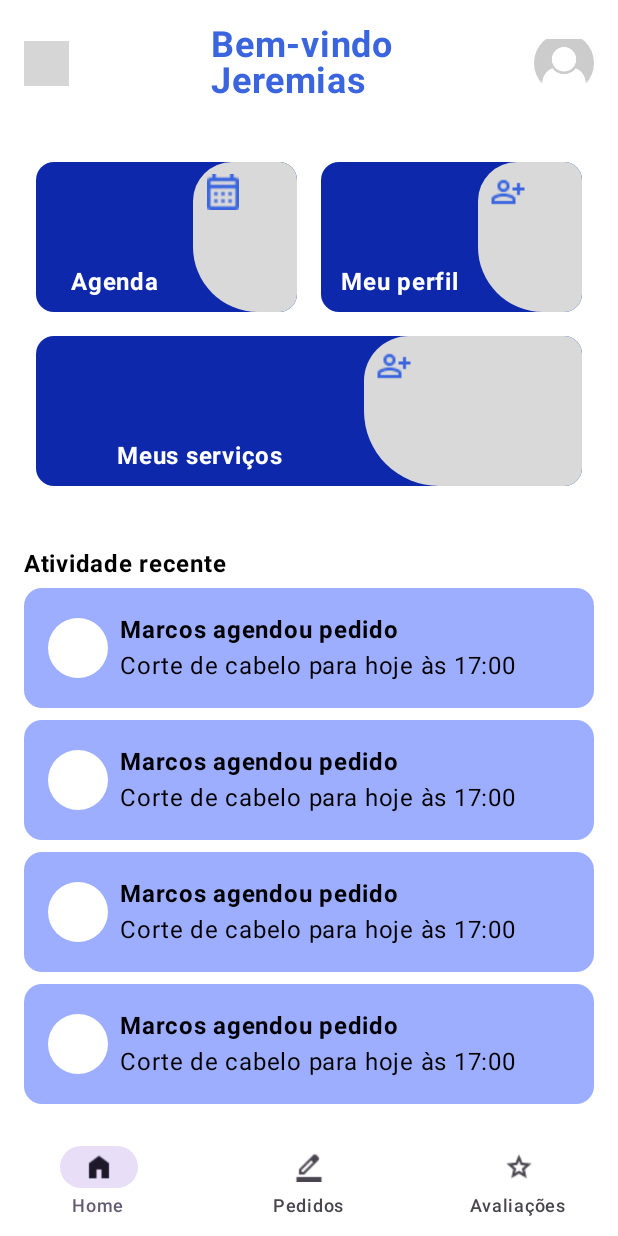
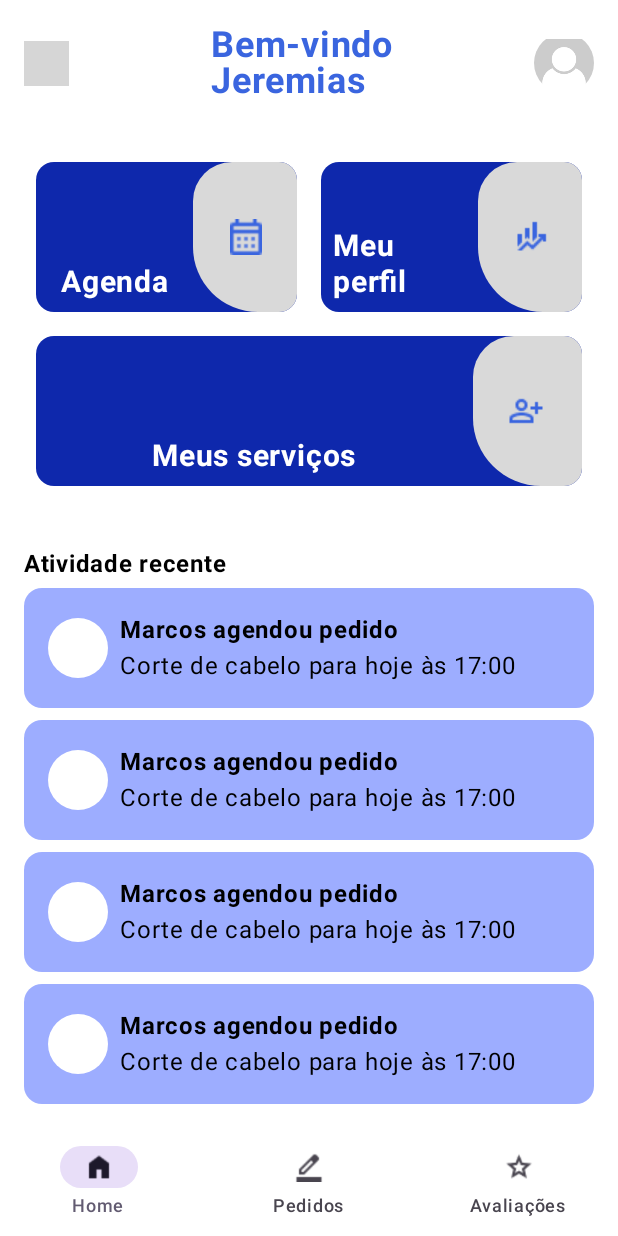
Before and after one commit to Harbor-gp6/Harbor-android, an Android app built with Jetpack Compose: the HomeActivity screen opened directly, with no data from a screen before it, on a phone screen of 412 x 824 dp. Run offline under Robolectric (Android 15) with nearby library versions, the phone set to English and light mode, and no system bars; grey boxes are pictures that could not be loaded.

Commit message:
ajuste de card

```diff
--- a/app/src/main/java/com/example/apl_mobile_harbor/HomeActivity.kt
+++ b/app/src/main/java/com/example/apl_mobile_harbor/HomeActivity.kt
@@ -1,7 +1,6 @@
 package com.example.apl_mobile_harbor
 
 import android.os.Bundle
-import android.service.autofill.OnClickAction
 import androidx.activity.ComponentActivity
 import androidx.activity.compose.setContent
 import androidx.compose.foundation.Image
@@ -92,9 +91,13 @@ fun MenuGrid() {
             horizontalArrangement = Arrangement.SpaceBetween
         ) {
             MenuCard("Agenda", R.drawable.calendar_month, Modifier.weight(1f),
+                weigthLeft = 0.6f,
+                weigthRight = 0.4f,
                 handleClick = {/*TODO*/}
                 )
-            MenuCard("Meu perfil", R.drawable.person_add, Modifier.weight(1f),
+            MenuCard("Meu perfil", R.drawable.finance_mode, Modifier.weight(1f),
+                weigthLeft = 0.6f,
+                weigthRight = 0.4f,
                 handleClick = {/*TODO*/}
                 )
         }
@@ -103,6 +106,8 @@ fun MenuGrid() {
             horizontalArrangement = Arrangement.SpaceBetween
         ) {
             MenuCard("Meus serviços", R.drawable.person_add, Modifier.weight(1f),
+                weigthLeft = 0.8f,
+                weigthRight = 0.2f,
                 handleClick = {/*TODO*/}
                 )
         }
@@ -110,7 +115,14 @@ fun MenuGrid() {
 }
 
 @Composable
-fun MenuCard(title: String, iconRes: Int, modifier: Modifier = Modifier, handleClick: () -> Unit) {
+fun MenuCard(
+    title: String,
+    iconRes: Int,
+    modifier: Modifier = Modifier,
+    handleClick: () -> Unit,
+    weigthLeft: Float,
+    weigthRight: Float
+) {
     Card(
         modifier = modifier
             .padding(8.dp)
@@ -129,7 +141,7 @@ fun MenuCard(title: String, iconRes: Int, modifier: Modifier = Modifier, handleC
             Row {
                 Column(
                     modifier = Modifier
-                        .weight(0.6f)
+                        .weight(weigthLeft)
                         .padding(8.dp)
                         .fillMaxSize()
                 ) {
@@ -142,23 +154,25 @@ fun MenuCard(title: String, iconRes: Int, modifier: Modifier = Modifier, handleC
                             modifier = Modifier
                                 .align(Alignment.BottomCenter),
                             color = Color.White,
-                            fontWeight = FontWeight.Bold
+                            fontWeight = FontWeight.Bold,
+                            fontSize = 20.sp
                         )
                     }
                 }
                 Box(modifier = Modifier
-                    .weight(0.4f)
+                    .weight(weigthRight)
                     .clip(RoundedCornerShape(topStart = 30.dp, bottomStart = 50.dp))
                     .background(Color(0xFFD9D9D9))
                     .height(100.dp)
-                    .width(50.dp)) {
+                    .width(50.dp)
+                    .padding(start = 15.dp, top = 30.dp)) {
                 Column(modifier = Modifier.padding(8.dp)) {
                     Icon(
                         modifier = Modifier
                             .size(24.dp),
                         painter = painterResource(id = iconRes),
                         contentDescription = null,
-                        tint = Color(0xFF3A65DF)
+                        tint = Color(0xFF3A65DF),
                     )
                 }
                     }
```
Also changed, not shown: app/src/main/res/drawable/finance_mode.png (added).
